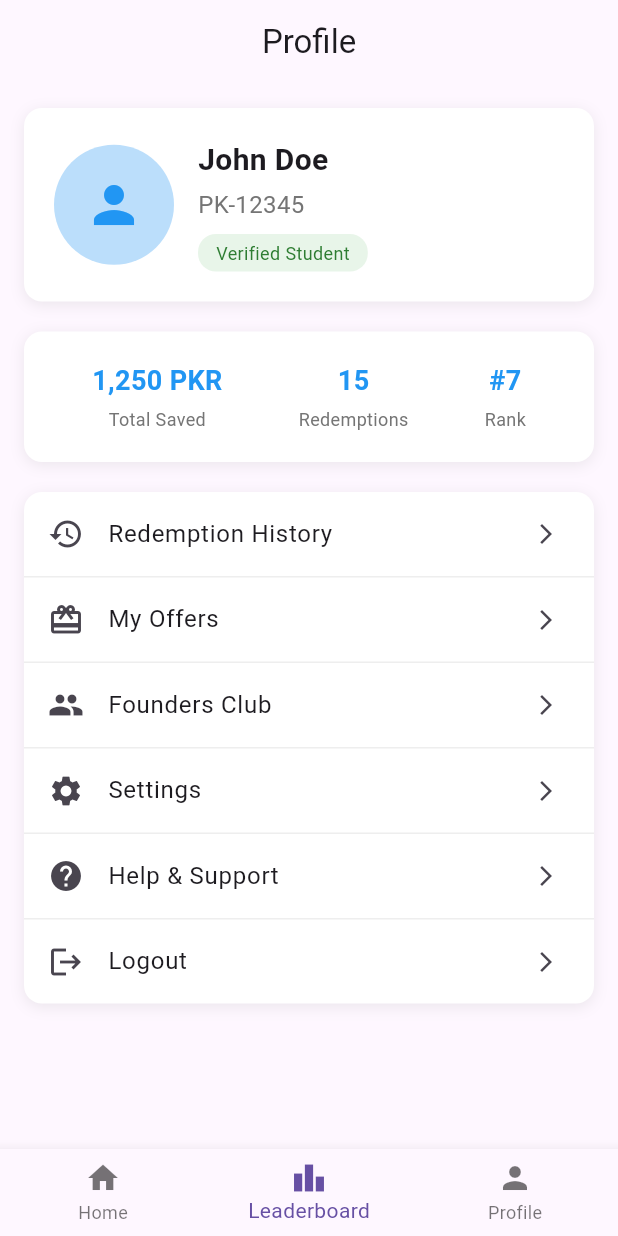
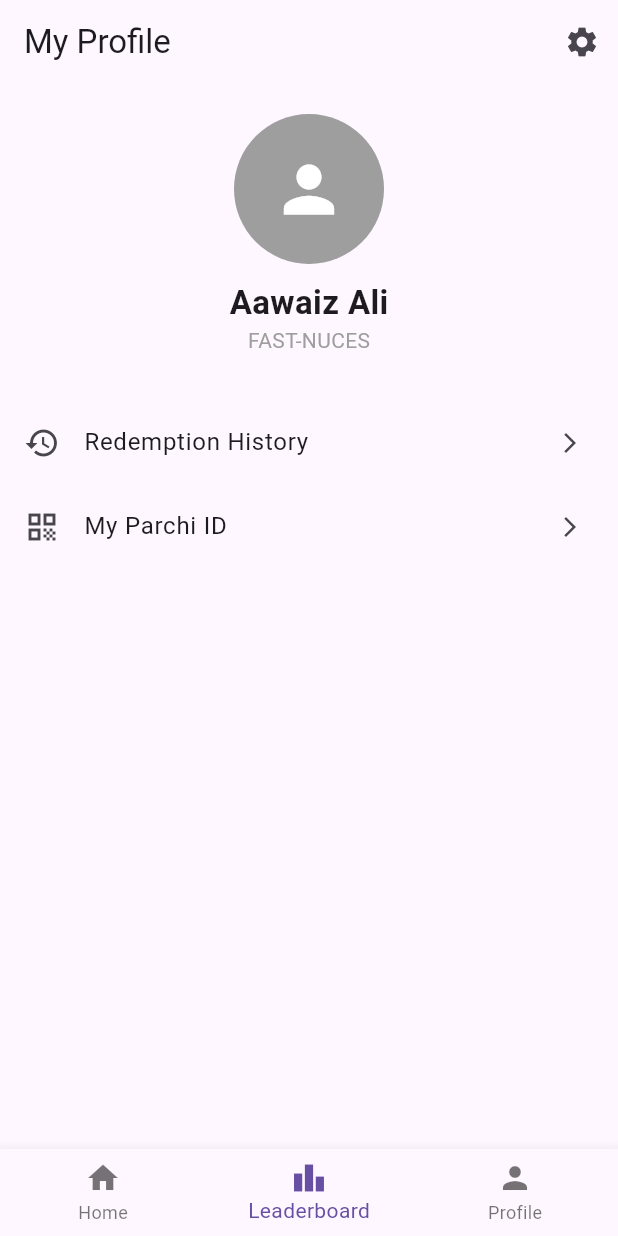
Before and after one commit to AawaizAli/Parchi-Flutter, a Flutter app: the screen it shows after launch, item 2 of the bottom bar chosen, on a phone screen of 412 x 824 dp. Run offline on Flutter 3.47's test engine with Material 3 defaults, Android fonts, the phone set to English and light mode, and no system bars; network calls fail.

Commit message:
Refactor: PRofile Screen Improved

```diff
--- a/parchi_student_app/lib/profile_screen.dart
+++ b/parchi_student_app/lib/profile_screen.dart
@@ -1,193 +1,44 @@
-// profile_screen.dart
 import 'package:flutter/material.dart';
 
 class ProfileScreen extends StatelessWidget {
+  const ProfileScreen({super.key});
+
   @override
   Widget build(BuildContext context) {
     return Scaffold(
       appBar: AppBar(
-        title: Text('Profile'),
-        centerTitle: true,
+        title: const Text("My Profile"),
+        actions: [
+           IconButton(onPressed: (){}, icon: const Icon(Icons.settings))
+        ],
       ),
-      body: SingleChildScrollView(
-        padding: EdgeInsets.all(16),
-        child: Column(
-          children: [
-            // Profile Header
-            Container(
-              padding: EdgeInsets.all(20),
-              decoration: BoxDecoration(
-                color: Colors.white,
-                borderRadius: BorderRadius.circular(12),
-                boxShadow: [
-                  BoxShadow(
-                    color: Colors.grey.withOpacity(0.2),
-                    blurRadius: 8,
-                    offset: Offset(0, 2),
-                  ),
-                ],
-              ),
-              child: Row(
-                children: [
-                  Container(
-                    width: 80,
-                    height: 80,
-                    decoration: BoxDecoration(
-                      shape: BoxShape.circle,
-                      color: Colors.blue[100],
-                    ),
-                    child: Icon(
-                      Icons.person,
-                      size: 40,
-                      color: Colors.blue,
-                    ),
-                  ),
-                  SizedBox(width: 16),
-                  Expanded(
-                    child: Column(
-                      crossAxisAlignment: CrossAxisAlignment.start,
-                      children: [
-                        Text(
-                          'John Doe',
-                          style: TextStyle(
-                            fontSize: 20,
-                            fontWeight: FontWeight.bold,
-                          ),
-                        ),
-                        SizedBox(height: 4),
-                        Text(
-                          'PK-12345',
-                          style: TextStyle(
-                            color: Colors.grey[600],
-                            fontSize: 16,
-                          ),
-                        ),
-                        SizedBox(height: 8),
-                        Container(
-                          padding: EdgeInsets.symmetric(horizontal: 12, vertical: 4),
-                          decoration: BoxDecoration(
-                            color: Colors.green[50],
-                            borderRadius: BorderRadius.circular(12),
-                          ),
-                          child: Text(
-                            'Verified Student',
-                            style: TextStyle(
-                              color: Colors.green[800],
-                              fontSize: 12,
-                            ),
-                          ),
-                        ),
-                      ],
-                    ),
-                  ),
-                ],
-              ),
+      body: Column(
+        children: [
+          const SizedBox(height: 20),
+          const Center(
+            child: CircleAvatar(
+              radius: 50,
+              backgroundColor: Colors.grey,
+              child: Icon(Icons.person, size: 50, color: Colors.white),
             ),
-
-            SizedBox(height: 20),
-
-            // Stats Section
-            Container(
-              padding: EdgeInsets.all(20),
-              decoration: BoxDecoration(
-                color: Colors.white,
-                borderRadius: BorderRadius.circular(12),
-                boxShadow: [
-                  BoxShadow(
-                    color: Colors.grey.withOpacity(0.2),
-                    blurRadius: 8,
-                    offset: Offset(0, 2),
-                  ),
-                ],
-              ),
-              child: Column(
-                children: [
-                  Row(
-                    mainAxisAlignment: MainAxisAlignment.spaceAround,
-                    children: [
-                      _buildStatItem('Total Saved', '1,250 PKR'),
-                      _buildStatItem('Redemptions', '15'),
-                      _buildStatItem('Rank', '#7'),
-                    ],
-                  ),
-                ],
-              ),
-            ),
-
-            SizedBox(height: 20),
-
-            // Menu Options
-            Container(
-              decoration: BoxDecoration(
-                color: Colors.white,
-                borderRadius: BorderRadius.circular(12),
-                boxShadow: [
-                  BoxShadow(
-                    color: Colors.grey.withOpacity(0.2),
-                    blurRadius: 8,
-                    offset: Offset(0, 2),
-                  ),
-                ],
-              ),
-              child: Column(
-                children: [
-                  _buildMenuOption(Icons.history, 'Redemption History'),
-                  _buildMenuOption(Icons.card_giftcard, 'My Offers'),
-                  _buildMenuOption(Icons.people, 'Founders Club'),
-                  _buildMenuOption(Icons.settings, 'Settings'),
-                  _buildMenuOption(Icons.help, 'Help & Support'),
-                  _buildMenuOption(Icons.logout, 'Logout', isLast: true),
-                ],
-              ),
-            ),
-          ],
-        ),
-      ),
-    );
-  }
-
-  Widget _buildStatItem(String title, String value) {
-    return Column(
-      children: [
-        Text(
-          value,
-          style: TextStyle(
-            fontSize: 18,
-            fontWeight: FontWeight.bold,
-            color: Colors.blue,
           ),
-        ),
-        SizedBox(height: 4),
-        Text(
-          title,
-          style: TextStyle(
-            fontSize: 12,
-            color: Colors.grey[600],
+          const SizedBox(height: 10),
+          const Text("Aawaiz Ali", style: TextStyle(fontSize: 22, fontWeight: FontWeight.bold)),
+          const Text("FAST-NUCES", style: TextStyle(color: Colors.grey)),
+          const SizedBox(height: 30),
+          ListTile(
+            leading: const Icon(Icons.history),
+            title: const Text("Redemption History"),
+            trailing: const Icon(Icons.arrow_forward_ios, size: 16),
+            onTap: () {},
           ),
-        ),
-      ],
-    );
-  }
-
-  Widget _buildMenuOption(IconData icon, String title, {bool isLast = false}) {
-    return Container(
-      decoration: BoxDecoration(
-        border: isLast
-            ? null
-            : Border(
-                bottom: BorderSide(
-                  color: Colors.grey[200]!,
-                  width: 1,
-                ),
-              ),
-      ),
-      child: ListTile(
-        leading: Icon(icon),
-        title: Text(title),
-        trailing: Icon(Icons.arrow_forward_ios, size: 16),
-        onTap: () {
-          // Handle menu option tap
-        },
+          ListTile(
+            leading: const Icon(Icons.qr_code),
+            title: const Text("My Parchi ID"),
+            trailing: const Icon(Icons.arrow_forward_ios, size: 16),
+            onTap: () {},
+          ),
+        ],
       ),
     );
   }
```
